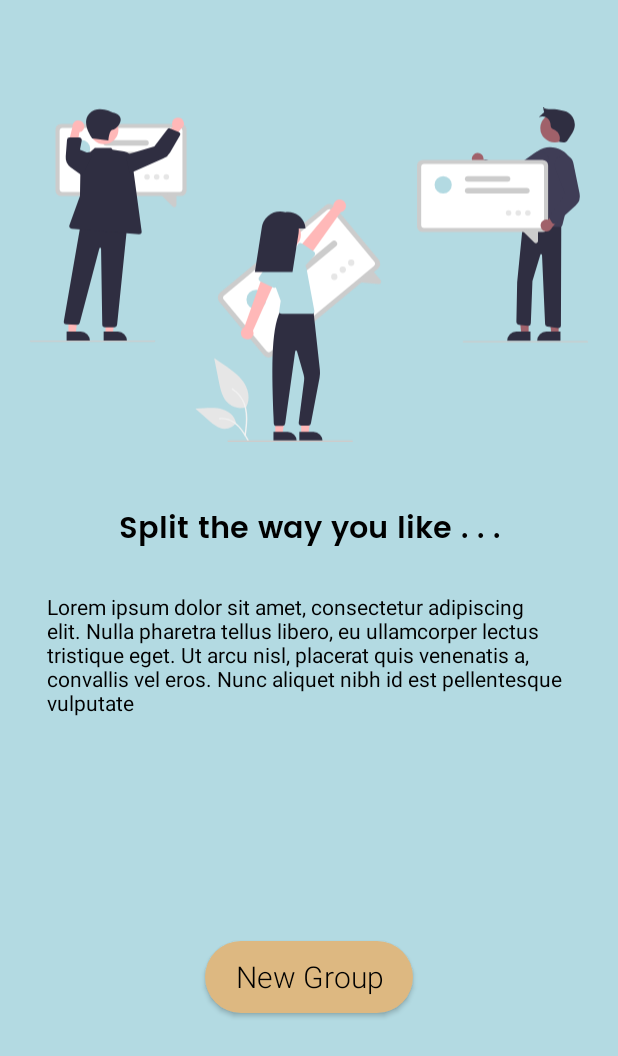
After one commit to SkywalkerSoumya/BillSplit, an Android app: the onboardingScreen_2 screen opened directly, with no data from a screen before it, on a phone screen of 412 x 824 dp. The commit adds this screen. Shown: the top 1056 px of the screen. Run offline under Robolectric (Android 15) with nearby library versions, the phone set to English and light mode, and no system bars; Roboto replaces fonts that are not available here.

Commit message:
Onboarding Page 2 UI Added

```diff
--- a/app/src/main/AndroidManifest.xml
+++ b/app/src/main/AndroidManifest.xml
@@ -9,6 +9,9 @@
         android:roundIcon="@mipmap/ic_launcher_round"
         android:supportsRtl="true"
         android:theme="@style/Theme.BillSplit">
+        <activity
+            android:name=".onboardingScreen_2"
+            android:exported="false" />
         <activity
             android:name=".SplashScreen"
             android:exported="false" />
--- /dev/null
+++ b/app/src/main/java/com/example/billsplit/onboardingScreen_2.java
@@ -0,0 +1,14 @@
+package com.example.billsplit;
+
+import androidx.appcompat.app.AppCompatActivity;
+
+import android.os.Bundle;
+
+public class onboardingScreen_2 extends AppCompatActivity {
+
+    @Override
+    protected void onCreate(Bundle savedInstanceState) {
+        super.onCreate(savedInstanceState);
+        setContentView(R.layout.activity_onboarding_screen_2);
+    }
+}
--- /dev/null
+++ b/app/src/main/res/drawable/groupthumbnail.xml
@@ -0,0 +1,216 @@
+<vector xmlns:android="http://schemas.android.com/apk/res/android"
+    android:width="949dp"
+    android:height="568.6528dp"
+    android:viewportWidth="949"
+    android:viewportHeight="568.6528">
+  <path
+      android:pathData="M368.454,509.5a31.517,31.517 0,0 1,-30.435 -5.361c-10.66,-8.947 -14.002,-23.687 -16.721,-37.336l-8.043,-40.37 16.84,11.595c12.11,8.339 24.493,16.944 32.878,29.023s12.045,28.566 5.308,41.635"
+      android:fillColor="#e6e6e6"/>
+  <path
+      android:pathData="M367.015,558.377c1.704,-12.415 3.457,-24.99 2.261,-37.538 -1.062,-11.144 -4.462,-22.029 -11.383,-30.953a51.491,51.491 0,0 0,-13.211 -11.971c-1.321,-0.834 -2.537,1.26 -1.222,2.09a48.952,48.952 0,0 1,19.363 23.363c4.216,10.722 4.893,22.411 4.166,33.801 -0.439,6.888 -1.37,13.731 -2.309,20.565a1.254,1.254 0,0 0,0.845 1.489,1.218 1.218,0 0,0 1.489,-0.845Z"
+      android:fillColor="#f2f2f2"/>
+  <path
+      android:pathData="M350.598,536.408a23.201,23.201 0,0 1,-20.215 10.433c-10.233,-0.486 -18.764,-7.628 -26.444,-14.408l-22.715,-20.056 15.033,-0.719c10.811,-0.517 21.901,-1 32.199,2.334s19.794,11.358 21.677,22.016"
+      android:fillColor="#e6e6e6"/>
+  <path
+      android:pathData="M371.832,565.513c-8.204,-14.516 -17.719,-30.648 -34.722,-35.805a38.746,38.746 0,0 0,-14.604 -1.508c-1.551,0.134 -1.163,2.524 0.384,2.39a35.996,35.996 0,0 1,23.306 6.166c6.572,4.473 11.688,10.692 16.019,17.287 2.653,4.039 5.029,8.25 7.405,12.455 0.76,1.344 2.979,0.374 2.211,-0.986Z"
+      android:fillColor="#f2f2f2"/>
+  <path
+      android:pathData="M591.713,274.724 L412.86,422.958a11.027,11.027 0,0 1,-15.508 -1.452L321.957,330.538a11.027,11.027 0,0 1,1.452 -15.508L502.261,166.795A11.027,11.027 0,0 1,517.77 168.247L593.165,259.215A11.027,11.027 0,0 1,591.713 274.724Z"
+      android:fillColor="#ccc"/>
+  <path
+      android:pathData="M584.546,270.26 L409.804,415.087a5.68,5.68 0,0 1,-7.989 -0.748l-71.987,-86.857a5.68,5.68 0,0 1,0.748 -7.989L505.317,174.666a5.68,5.68 0,0 1,7.989 0.748l71.987,86.857A5.68,5.68 0,0 1,584.546 270.26Z"
+      android:fillColor="#fff"/>
+  <path
+      android:pathData="M592.601,300.577l-35.94,-3.364 25.723,-20.245 13.857,16.719a4.152,4.152 0,0 1,0.482 4.661,4.279 4.279,0 0,1 -1.051,1.302A4.16,4.16 0,0 1,592.601 300.577Z"
+      android:fillColor="#ccc"/>
+  <path
+      android:pathData="M520.428,236.202l-88.399,73.265a5.34,5.34 0,1 1,-6.815 -8.223l88.399,-73.265a5.34,5.34 0,1 1,6.815 8.223Z"
+      android:fillColor="#ccc"/>
+  <path
+      android:pathData="M477.164,242.581l-59.618,49.411a5.34,5.34 0,1 1,-6.815 -8.223l59.618,-49.411a5.34,5.34 0,0 1,6.815 8.223Z"
+      android:fillColor="#ccc"/>
+  <path
+      android:pathData="M384.787,326.947m-16.688,0a16.688,16.688 0,1 1,33.376 0a16.688,16.688 0,1 1,-33.376 0"
+      android:fillColor="#b3dae2"/>
+  <path
+      android:pathData="M517.532,288.156m-5.34,0a5.34,5.34 0,1 1,10.68 0a5.34,5.34 0,1 1,-10.68 0"
+      android:fillColor="#e6e6e6"/>
+  <path
+      android:pathData="M531.923,276.229m-5.34,0a5.34,5.34 0,1 1,10.68 0a5.34,5.34 0,1 1,-10.68 0"
+      android:fillColor="#e6e6e6"/>
+  <path
+      android:pathData="M546.313,264.302m-5.34,0a5.34,5.34 0,1 1,10.68 0a5.34,5.34 0,1 1,-10.68 0"
+      android:fillColor="#e6e6e6"/>
+  <path
+      android:pathData="M461.198,556.214l12.26,-0.001l5.832,-47.288l-18.094,0.001l0.002,47.288z"
+      android:fillColor="#ffb8b8"/>
+  <path
+      android:pathData="M458.071,552.211l24.144,-0.001h0.001a15.386,15.386 0,0 1,15.386 15.386v0.5l-39.531,0.001Z"
+      android:fillColor="#2f2e41"/>
+  <path
+      android:pathData="M417.198,556.214l12.26,-0.001l5.832,-47.288l-18.094,0.001l0.002,47.288z"
+      android:fillColor="#ffb8b8"/>
+  <path
+      android:pathData="M414.071,552.211l24.144,-0.001h0.001a15.386,15.386 0,0 1,15.386 15.386v0.5l-39.531,0.001Z"
+      android:fillColor="#2f2e41"/>
+  <path
+      android:pathData="M429.501,541.745h-0.002l-10.426,-0.003a4.482,4.482 0,0 1,-4.495 -4.338l-0.328,-9.121c-2.635,-72.94 -5.361,-148.364 11.517,-182.265l0.132,-0.267 55.88,-2.022 11.219,102.911a44.621,44.621 0,0 1,-0.52 13.164L477.648,537.953a4.499,4.499 0,0 1,-4.597 3.658l-11.71,-0.38a4.502,4.502 0,0 1,-4.302 -4.943l9.199,-72.279a24.702,24.702 0,0 0,-0.835 -9.284l-11.44,-39.994a1.5,1.5 0,0 0,-2.928 0.206L433.958,537.864A4.518,4.518 0,0 1,429.501 541.745Z"
+      android:fillColor="#2f2e41"/>
+  <path
+      android:pathData="M436.183,216.281m-24.561,0a24.561,24.561 0,1 1,49.122 0a24.561,24.561 0,1 1,-49.122 0"
+      android:fillColor="#ffb8b8"/>
+  <path
+      android:pathData="M479.16,351.326h-50.823a4.5,4.5 0,0 1,-4.453 -5.15l2.511,-17.196 -14.744,-40.554a29.844,29.844 0,0 1,24.009 -39.767h0a29.73,29.73 0,0 1,31.021 16.815l3.239,6.891L483.585,346.006a4.5,4.5 0,0 1,-4.425 5.32Z"
+      android:fillColor="#b3dae2"/>
+  <path
+      android:pathData="M371.874,394.462a10.743,10.743 0,0 0,7.445 -14.694l39.602,-89.472 -22.655,-5.706L364.462,374.332a10.801,10.801 0,0 0,7.412 20.13Z"
+      android:fillColor="#ffb8b8"/>
+  <path
+      android:pathData="M413.56,306.297l-22.033,-10.314a4.817,4.817 0,0 1,-1.974 -7.022l13.39,-20.223a13.377,13.377 0,0 1,24.198 11.413l-6.924,23.163a4.817,4.817 0,0 1,-6.657 2.982Z"
+      android:fillColor="#b3dae2"/>
+  <path
+      android:pathData="M537.075,164.224a10.743,10.743 0,0 1,-8.809 13.919L471.697,257.978 455.195,241.441l60.794,-73.275a10.801,10.801 0,0 1,21.086 -3.943Z"
+      android:fillColor="#ffb8b8"/>
+  <path
+      android:pathData="M484.779,248.607a4.812,4.812 0,0 1,-1.235 3.816l-16.349,17.809a13.377,13.377 0,0 1,-22.195 -14.939L455.512,233.435a4.817,4.817 0,0 1,7.042 -1.9l20.142,13.643A4.811,4.811 0,0 1,484.779 248.607Z"
+      android:fillColor="#b3dae2"/>
+  <path
+      android:pathData="M468.455,206a25.26,25.26 0,0 0,-0.918 -6.576c-3.957,-14.622 -18.565,-23.399 -33.225,-21.196a31.7,31.7 0,0 0,-8.769 -1.228h0a31.621,31.621 0,0 0,-31.246 26.767l-11.842,76.233h64l10.334,-66.526a31.777,31.777 0,0 0,0.269 -7.474Z"
+      android:fillColor="#2f2e41"/>
+  <path
+      android:pathData="M548,568.653h-211a1,1 0,1 1,0 -2h211a1,1 0,0 1,0 2Z"
+      android:fillColor="#ccc"/>
+  <path
+      android:pathData="M760.57,77.668a10.056,10.056 0,0 1,10.986 10.819l32.707,14.395 -15.602,10.071 -28.667,-15.214a10.11,10.11 0,0 1,0.576 -20.071Z"
+      android:fillColor="#a0616a"/>
+  <path
+      android:pathData="M892.502,35.15m-24.561,0a24.561,24.561 0,1 1,49.122 0a24.561,24.561 0,1 1,-49.122 0"
+      android:fillColor="#a0616a"/>
+  <path
+      android:pathData="M848.05,385.364l-12.26,-0.001l-5.832,-47.288l18.094,0.001l-0.002,47.288z"
+      android:fillColor="#a0616a"/>
+  <path
+      android:pathData="M851.176,397.248l-39.531,-0.001v-0.5a15.386,15.386 0,0 1,15.386 -15.386h0.001l24.144,0.001Z"
+      android:fillColor="#2f2e41"/>
+  <path
+      android:pathData="M899.05,385.364l-12.26,-0.001l-5.832,-47.288l18.094,0.001l-0.002,47.288z"
+      android:fillColor="#a0616a"/>
+  <path
+      android:pathData="M902.176,397.248l-39.531,-0.001v-0.5a15.386,15.386 0,0 1,15.386 -15.386h0.001l24.144,0.001Z"
+      android:fillColor="#2f2e41"/>
+  <path
+      android:pathData="M898.469,375.292a4.507,4.507 0,0 1,-0.549 -0.034l-17.946,-2.209a4.493,4.493 0,0 1,-3.944 -4.235L870.8,251.05a1.5,1.5 0,0 0,-2.857 -0.554l-13.434,44.784L851.742,367.217a4.498,4.498 0,0 1,-5.023 4.295l-15.541,-1.829a4.485,4.485 0,0 1,-3.973 -4.557l1.319,-67.714 10.529,-106.292 0.47,0.018 64.022,2.468 -0.577,177.201a4.501,4.501 0,0 1,-4.501 4.485Z"
+      android:fillColor="#2f2e41"/>
+  <path
+      android:pathData="M901.12,203.318c-0.039,0 -0.078,0 -0.117,-0.001l-64.479,-1.689a4.5,4.5 0,0 1,-4.341 -5.104l12.39,-91.191a44.132,44.132 0,0 1,18.68 -30.792,38.196 38.196,0 0,1 31.108,-5.547c22.506,5.703 36.008,29.87 30.097,53.872l-18.968,77.029A4.526,4.526 0,0 1,901.12 203.318Z"
+      android:fillColor="#3f3d56"/>
+  <path
+      android:pathData="M816.53,130.904a21.822,21.822 0,0 1,-11.964 -3.555l-37.602,-24.67a4.499,4.499 0,0 1,-0.799 -6.856l5.665,-5.98a4.484,4.484 0,0 1,4.932 -1.087l42.002,16.726 38.909,-27.786a16.155,16.155 0,1 1,16.446 27.678l-48.088,23.357A21.74,21.74 0,0 1,816.53 130.904Z"
+      android:fillColor="#3f3d56"/>
+  <path
+      android:pathData="M901.012,58.638c4.19,0.989 9.245,1.749 12.24,-1.345a12.51,12.51 0,0 0,1.416 -1.89l3.915,-5.977c2.999,-4.579 6.051,-9.277 7.32,-14.602a23.741,23.741 0,0 0,-17.907 -28.674c-5.846,-1.309 -11.566,-3.561 -17.542,-3.15s-12.985,0.276 -18,-3c0.313,1.46 2.003,7.913 2.003,7.913s-7.541,6.919 -9.054,8.644a14.166,14.166 0,0 1,19.723 10.671c0.428,2.626 0.177,5.538 1.737,7.693 1.484,2.05 4.145,2.768 6.382,3.952a15.563,15.563 0,0 1,6.847 19.045Z"
+      android:fillColor="#2f2e41"/>
+  <path
+      android:pathData="M871.523,212.115L667.934,212.115a9.664,9.664 0,0 1,-9.653 -9.653L658.281,98.912a9.664,9.664 0,0 1,9.653 -9.653L871.523,89.259a9.664,9.664 0,0 1,9.653 9.653L881.176,202.462A9.664,9.664 0,0 1,871.523 212.115Z"
+      android:fillColor="#ccc"/>
+  <path
+      android:pathData="M869.183,205.094L670.274,205.094a4.978,4.978 0,0 1,-4.973 -4.973v-98.87a4.978,4.978 0,0 1,4.973 -4.973L869.183,96.279a4.978,4.978 0,0 1,4.973 4.973v98.87A4.978,4.978 0,0 1,869.183 205.094Z"
+      android:fillColor="#fff"/>
+  <path
+      android:pathData="M857.664,230.057l-22.37,-22.37 28.68,0.725L863.973,227.443a3.639,3.639 0,0 1,-2.282 3.415,3.75 3.75,0 0,1 -1.438,0.291A3.646,3.646 0,0 1,857.664 230.057Z"
+      android:fillColor="#ccc"/>
+  <path
+      android:pathData="M844.965,146.253L744.34,146.253a4.68,4.68 0,1 1,0 -9.36L844.965,136.893a4.68,4.68 0,0 1,0 9.36Z"
+      android:fillColor="#ccc"/>
+  <path
+      android:pathData="M812.203,126.362L744.34,126.362a4.68,4.68 0,1 1,0 -9.36L812.203,117.002a4.68,4.68 0,1 1,0 9.36Z"
+      android:fillColor="#ccc"/>
+  <path
+      android:pathData="M702.686,131.628m-14.626,0a14.626,14.626 0,1 1,29.251 0a14.626,14.626 0,1 1,-29.251 0"
+      android:fillColor="#b3dae2"/>
+  <path
+      android:pathData="M813.955,179.692m-4.68,0a4.68,4.68 0,1 1,9.36 0a4.68,4.68 0,1 1,-9.36 0"
+      android:fillColor="#e6e6e6"/>
+  <path
+      android:pathData="M830.336,179.692m-4.68,0a4.68,4.68 0,1 1,9.36 0a4.68,4.68 0,1 1,-9.36 0"
+      android:fillColor="#e6e6e6"/>
+  <path
+      android:pathData="M846.716,179.692m-4.68,0a4.68,4.68 0,1 1,9.36 0a4.68,4.68 0,1 1,-9.36 0"
+      android:fillColor="#e6e6e6"/>
+  <path
+      android:pathData="M868.371,199.8a10.056,10.056 0,0 1,12.839 -8.54l20.783,-29.069 6.665,17.332 -20.758,24.948a10.11,10.11 0,0 1,-19.529 -4.671Z"
+      android:fillColor="#a0616a"/>
+  <path
+      android:pathData="M892.178,198.232a4.536,4.536 0,0 1,-0.981 -0.025,4.489 4.489,0 0,1 -3.205,-2.06l-4.392,-6.968a4.48,4.48 0,0 1,0.168 -5.048l26.602,-36.553 -17.291,-44.576a16.07,16.07 0,0 1,8.813 -20.739h0a16.154,16.154 0,0 1,22.073 11.656l10.728,52.373a21.884,21.884 0,0 1,-6.651 20.454l-33.21,30.325A4.487,4.487 0,0 1,892.178 198.232Z"
+      android:fillColor="#3f3d56"/>
+  <path
+      android:pathData="M948,399.653h-211a1,1 0,0 1,0 -2h211a1,1 0,0 1,0 2Z"
+      android:fillColor="#ccc"/>
+  <path
+      android:pathData="M256.618,150.776L53.028,150.776a9.664,9.664 0,0 1,-9.653 -9.653L43.375,37.573a9.664,9.664 0,0 1,9.653 -9.653L256.618,27.92a9.664,9.664 0,0 1,9.653 9.653L266.271,141.123A9.664,9.664 0,0 1,256.618 150.776Z"
+      android:fillColor="#ccc"/>
+  <path
+      android:pathData="M254.277,143.756L55.368,143.756a4.978,4.978 0,0 1,-4.973 -4.973v-98.87a4.978,4.978 0,0 1,4.973 -4.973L254.277,34.941a4.978,4.978 0,0 1,4.973 4.973v98.87A4.978,4.978 0,0 1,254.277 143.756Z"
+      android:fillColor="#fff"/>
+  <path
+      android:pathData="M242.758,168.718l-22.37,-22.37 28.68,0.725v19.032a3.639,3.639 0,0 1,-2.282 3.415,3.75 3.75,0 0,1 -1.438,0.291A3.646,3.646 0,0 1,242.758 168.718Z"
+      android:fillColor="#ccc"/>
+  <path
+      android:pathData="M230.059,84.915L129.434,84.915a4.68,4.68 0,1 1,0 -9.36L230.059,75.554a4.68,4.68 0,0 1,0 9.36Z"
+      android:fillColor="#ccc"/>
+  <path
+      android:pathData="M197.298,65.024L129.434,65.024a4.68,4.68 0,1 1,0 -9.36h67.863a4.68,4.68 0,1 1,0 9.36Z"
+      android:fillColor="#ccc"/>
+  <path
+      android:pathData="M87.78,70.289m-14.626,0a14.626,14.626 0,1 1,29.251 0a14.626,14.626 0,1 1,-29.251 0"
+      android:fillColor="#b3dae2"/>
+  <path
+      android:pathData="M199.049,118.353m-4.68,0a4.68,4.68 0,1 1,9.36 0a4.68,4.68 0,1 1,-9.36 0"
+      android:fillColor="#e6e6e6"/>
+  <path
+      android:pathData="M215.43,118.353m-4.68,0a4.68,4.68 0,1 1,9.36 0a4.68,4.68 0,1 1,-9.36 0"
+      android:fillColor="#e6e6e6"/>
+  <path
+      android:pathData="M231.811,118.353m-4.68,0a4.68,4.68 0,1 1,9.36 0a4.68,4.68 0,1 1,-9.36 0"
+      android:fillColor="#e6e6e6"/>
+  <path
+      android:pathData="M248.174,17.971a10.056,10.056 0,0 0,-5.31 14.476l-23.42,26.99 18.409,2.439 19.418,-26.004A10.11,10.11 0,0 0,248.174 17.971Z"
+      android:fillColor="#ffb8b8"/>
+  <path
+      android:pathData="M91.798,28.777a10.056,10.056 0,0 1,-7.754 13.328l-5.828,35.256L64.588,64.746l7.624,-31.546a10.11,10.11 0,0 1,19.586 -4.423Z"
+      android:fillColor="#ffb8b8"/>
+  <path
+      android:pathData="M128.399,385.364l12.26,-0.001l5.832,-47.288l-18.094,0.001l0.002,47.288z"
+      android:fillColor="#ffb8b8"/>
+  <path
+      android:pathData="M125.272,381.361l24.144,-0.001h0.001a15.386,15.386 0,0 1,15.386 15.386v0.5l-39.531,0.001Z"
+      android:fillColor="#2f2e41"/>
+  <path
+      android:pathData="M65.399,385.364l12.26,-0.001l5.832,-47.288l-18.094,0.001l0.002,47.288z"
+      android:fillColor="#ffb8b8"/>
+  <path
+      android:pathData="M62.272,381.361l24.144,-0.001h0.001a15.386,15.386 0,0 1,15.386 15.386v0.5l-39.531,0.001Z"
+      android:fillColor="#2f2e41"/>
+  <path
+      android:pathData="M125.84,37.947m-24.561,0a24.561,24.561 0,1 1,49.122 0a24.561,24.561 0,1 1,-49.122 0"
+      android:fillColor="#ffb8b8"/>
+  <path
+      android:pathData="M122.896,369.655l-2.031,-129.406a1.5,1.5 0,0 0,-2.959 -0.324l-33.291,126.576a4.555,4.555 0,0 1,-4.571 3.459l-18.29,-0.782a4.501,4.501 0,0 1,-4.272 -5.061l28.249,-162.658 0.058,-0.459 78.682,3.723 0.513,0.023L148.111,369.925a4.519,4.519 0,0 1,-4.487 4.166L127.395,374.091A4.518,4.518 0,0 1,122.896 369.655Z"
+      android:fillColor="#2f2e41"/>
+  <path
+      android:pathData="M185.04,215.684l-114.178,-9.37a4.499,4.499 0,0 1,-3.864 -6.015l17.981,-49.712 1.035,-59.003a16.181,16.181 0,0 1,16.667 -15.891l7.593,-6.883h27.82l2.422,3.176 19.357,2.975a16.272,16.272 0,0 1,13.58 13.833L189.868,210.599a4.501,4.501 0,0 1,-4.454 5.101C185.29,215.699 185.165,215.695 185.04,215.684Z"
+      android:fillColor="#2f2e41"/>
+  <path
+      android:pathData="M162.794,80.681l48.684,-14.264L233.511,37.409a4.499,4.499 0,0 1,5.352 -1.416l13.756,5.88a4.5,4.5 0,0 1,2.119 6.403l-16.466,28.256A25.197,25.197 0,0 1,226.619 86.955l-57.261,25.313Z"
+      android:fillColor="#2f2e41"/>
+  <path
+      android:pathData="M69.393,102.018a20.865,20.865 0,0 1,-8.604 -18.575l2.136,-28.308a4.512,4.512 0,0 1,4.488 -4.161h0.04l16.132,0.144a4.501,4.501 0,0 1,4.376 5.365l-2.993,15.271 21.36,9.025 -17.987,34.993Z"
+      android:fillColor="#2f2e41"/>
+  <path
+      android:pathData="M140.128,8.496s-25.685,-13.83 -39.685,2.492 5.334,41.848 5.334,41.848l27.548,3.474s1,-18.726 7.559,-18.363S167.813,14.681 140.128,8.496Z"
+      android:fillColor="#2f2e41"/>
+  <path
+      android:pathData="M212,398.653h-211a1,1 0,0 1,0 -2h211a1,1 0,0 1,0 2Z"
+      android:fillColor="#ccc"/>
+</vector>
--- /dev/null
+++ b/app/src/main/res/drawable/newgrpbtn.xml
@@ -0,0 +1,6 @@
+<?xml version="1.0" encoding="utf-8"?>
+<shape xmlns:android="http://schemas.android.com/apk/res/android"
+    android:shape="rectangle" android:padding="10dp">
+    <solid android:color="#DDB881"/>
+    <corners android:radius="25dp"/>
+</shape>
--- /dev/null
+++ b/app/src/main/res/layout/activity_onboarding_screen_2.xml
@@ -0,0 +1,62 @@
+<?xml version="1.0" encoding="utf-8"?>
+<androidx.constraintlayout.widget.ConstraintLayout xmlns:android="http://schemas.android.com/apk/res/android"
+    xmlns:app="http://schemas.android.com/apk/res-auto"
+    xmlns:tools="http://schemas.android.com/tools"
+    android:layout_width="match_parent"
+    android:layout_height="match_parent"
+    android:background="#B3DAE2"
+    tools:context=".onboardingScreen_2">
+
+    <ImageView
+        android:id="@+id/imageView2"
+        android:layout_marginHorizontal="20sp"
+        android:layout_marginVertical="50sp"
+        android:layout_width="match_parent"
+        android:layout_height="266dp"
+        android:layout_marginTop="100dp"
+        app:layout_constraintEnd_toEndOf="parent"
+        app:layout_constraintStart_toStartOf="parent"
+        app:layout_constraintTop_toTopOf="parent"
+        android:src="@drawable/groupthumbnail" />
+
+    <TextView
+        android:id="@+id/textView3"
+        android:layout_width="wrap_content"
+        android:layout_height="wrap_content"
+        android:layout_marginTop="20dp"
+        android:fontFamily="@font/poppins_semibold"
+        android:text="Split the way you like . . ."
+        android:textColor="@color/black"
+        android:textSize="20sp"
+        app:layout_constraintEnd_toEndOf="parent"
+        app:layout_constraintStart_toStartOf="parent"
+        app:layout_constraintTop_toBottomOf="@+id/imageView2" />
+
+    <TextView
+        android:id="@+id/textView4"
+        android:layout_width="350sp"
+        android:layout_height="wrap_content"
+        android:layout_marginTop="25dp"
+        android:text="Lorem ipsum dolor sit amet, consectetur adipiscing elit. Nulla pharetra tellus libero, eu ullamcorper lectus tristique eget. Ut arcu nisl, placerat quis venenatis a, convallis vel eros. Nunc aliquet nibh id est pellentesque vulputate"
+        android:textColor="@color/black"
+        android:textSize="14sp"
+        app:layout_constraintEnd_toEndOf="parent"
+        app:layout_constraintStart_toStartOf="parent"
+        app:layout_constraintTop_toBottomOf="@+id/textView3" />
+
+    <Button
+        android:id="@+id/newGrpBtn"
+        android:textAllCaps="false"
+        android:layout_width="wrap_content"
+        android:layout_height="wrap_content"
+        android:paddingHorizontal="20sp"
+        android:background="@drawable/newgrpbtn"
+        android:fontFamily="sans-serif-light"
+        android:text="New Group"
+        android:textColor="@color/black"
+        android:textSize="20sp"
+        app:layout_constraintBottom_toBottomOf="parent"
+        app:layout_constraintEnd_toEndOf="parent"
+        app:layout_constraintStart_toStartOf="parent"
+        app:layout_constraintTop_toBottomOf="@+id/textView4" />
+</androidx.constraintlayout.widget.ConstraintLayout>
--- a/app/src/main/res/layout/activity_splash_screen.xml
+++ b/app/src/main/res/layout/activity_splash_screen.xml
@@ -7,7 +7,7 @@ android:layout_height="match_parent"
 android:background="#B3DAE2"
 android:paddingHorizontal="0dp"
 android:paddingVertical="0dp"
-tools:context=".MainActivity">
+tools:context=".SplashScreen">
 
 <ImageView
     android:id="@+id/imageView"
--- a/app/src/main/res/values/themes.xml
+++ b/app/src/main/res/values/themes.xml
@@ -1,6 +1,6 @@
 <resources xmlns:tools="http://schemas.android.com/tools">
     <!-- Base application theme. -->
-    <style name="Theme.BillSplit" parent="Theme.MaterialComponents.DayNight.NoActionBar">
+    <style name="Theme.BillSplit" parent="Theme.AppCompat.Light.NoActionBar">
         <!-- Primary brand color. -->
         <item name="colorPrimary">@color/purple_500</item>
         <item name="colorPrimaryVariant">@color/purple_700</item>
```
Also changed, not shown: app/src/main/res/font/poppins_semibold.ttf (added).
